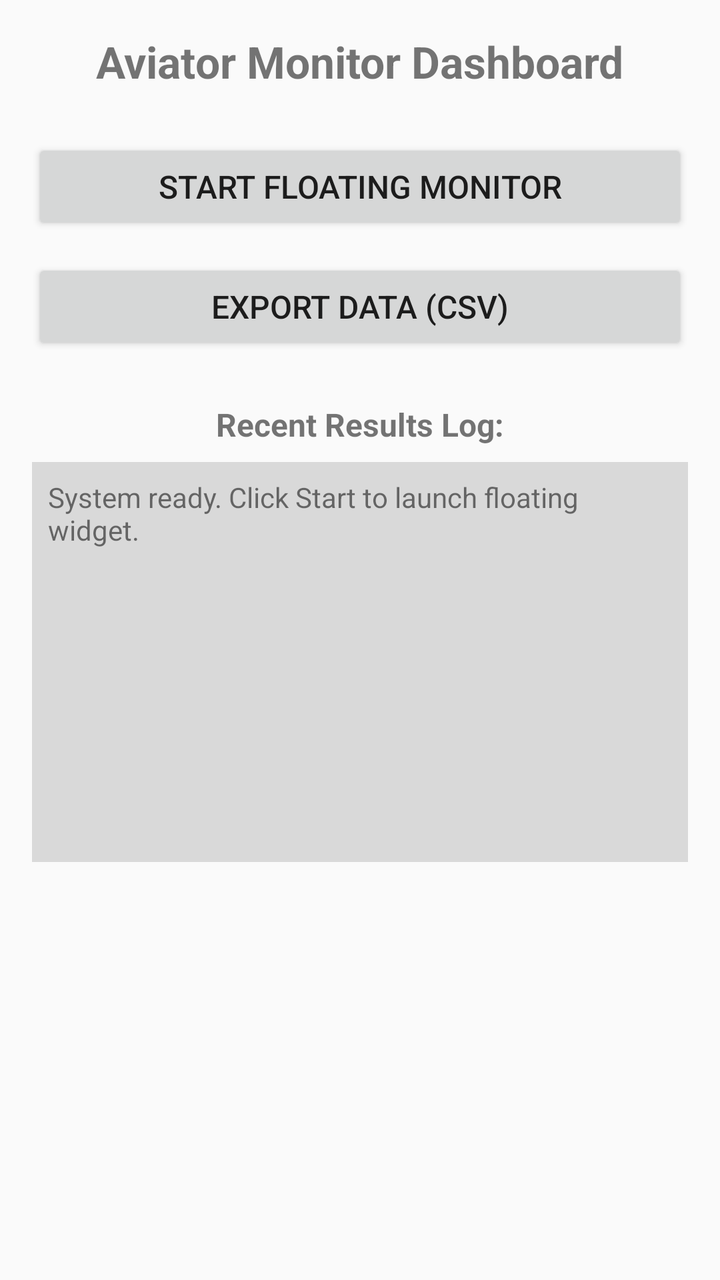
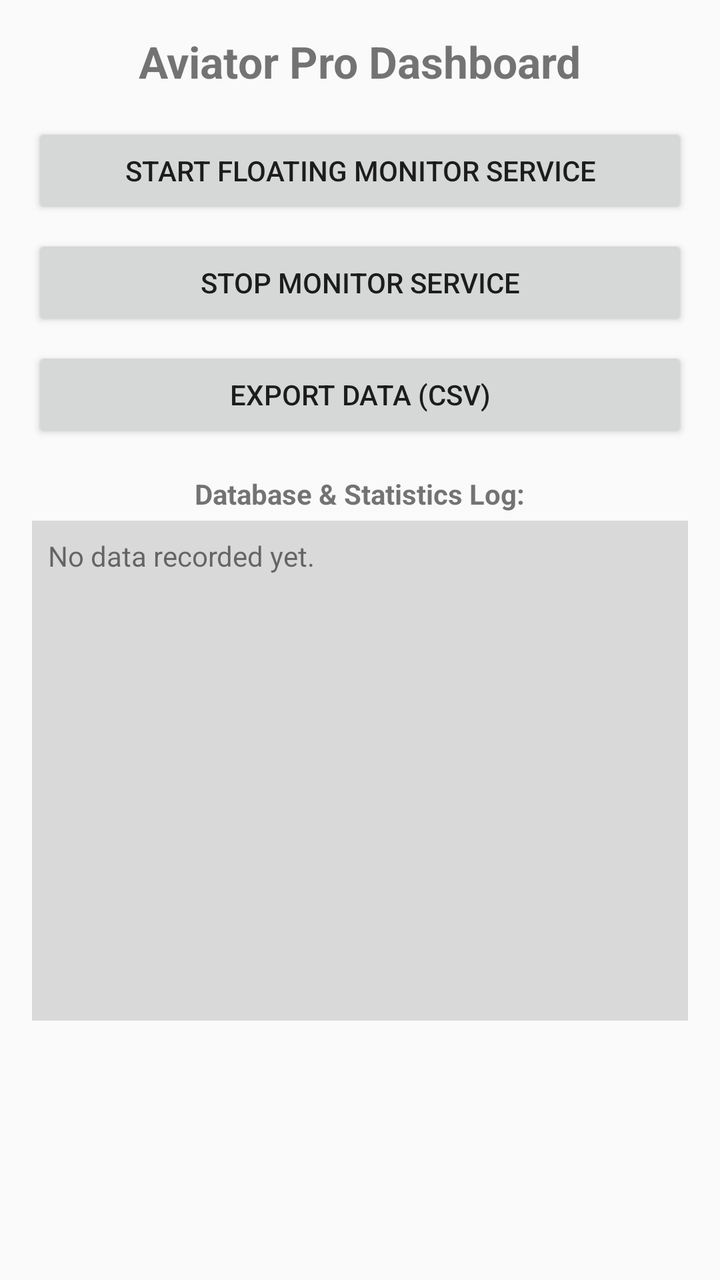

Compare the two renders of this Android layout. The source of the first and the diff that turns it into the second are given below.
<!-- AndroidManifest.xml: application theme Theme.AppCompat.Light.DarkActionBar -->
<!-- res/layout/activity_main.xml -->
<?xml version="1.0" encoding="utf-8"?>
<LinearLayout xmlns:android="http://schemas.android.com/apk/res/android"
    android:layout_width="match_parent"
    android:layout_height="match_parent"
    android:orientation="vertical"
    android:padding="16dp"
    android:gravity="center_horizontal">

    <TextView
        android:layout_width="wrap_content"
        android:layout_height="wrap_content"
        android:text="Aviator Monitor Dashboard"
        android:textSize="22sp"
        android:textStyle="bold"
        android:layout_marginBottom="24dp"/>

    <Button
        android:id="@+id/btnStart"
        android:layout_width="match_parent"
        android:layout_height="wrap_content"
        android:text="Start Floating Monitor"
        android:textSize="16sp"
        android:layout_marginBottom="12dp"/>

    <Button
        android:id="@+id/btnExport"
        android:layout_width="match_parent"
        android:layout_height="wrap_content"
        android:text="Export Data (CSV)"
        android:textSize="16sp"
        android:layout_marginBottom="24dp"/>

    <TextView
        android:layout_width="wrap_content"
        android:layout_height="wrap_content"
        android:text="Recent Results Log:"
        android:textSize="16sp"
        android:textStyle="bold"
        android:layout_marginBottom="8dp"/>

    <TextView
        android:id="@+id/tvLog"
        android:layout_width="match_parent"
        android:layout_height="200dp"
        android:text="System ready. Click Start to launch floating widget.\n"
        android:textSize="14sp"
        android:background="#22000000"
        android:padding="8dp"
        android:scrollbars="vertical"/>

</LinearLayout>
<!-- resources referenced by this layout -->
<resources>

</resources>

<!-- the commit's change to res/layout/activity_main.xml (unified diff, before → after) -->
@@ -9,41 +9,44 @@
     <TextView
         android:layout_width="wrap_content"
         android:layout_height="wrap_content"
-        android:text="Aviator Monitor Dashboard"
+        android:text="Aviator Pro Dashboard"
         android:textSize="22sp"
         android:textStyle="bold"
-        android:layout_marginBottom="24dp"/>
+        android:layout_marginBottom="16dp"/>
 
     <Button
         android:id="@+id/btnStart"
         android:layout_width="match_parent"
         android:layout_height="wrap_content"
-        android:text="Start Floating Monitor"
-        android:textSize="16sp"
-        android:layout_marginBottom="12dp"/>
+        android:text="Start Floating Monitor Service"
+        android:layout_marginBottom="8dp"/>
+
+    <Button
+        android:id="@+id/btnStop"
+        android:layout_width="match_parent"
+        android:layout_height="wrap_content"
+        android:text="Stop Monitor Service"
+        android:layout_marginBottom="8dp"/>
 
     <Button
         android:id="@+id/btnExport"
         android:layout_width="match_parent"
         android:layout_height="wrap_content"
         android:text="Export Data (CSV)"
-        android:textSize="16sp"
-        android:layout_marginBottom="24dp"/>
+        android:layout_marginBottom="16dp"/>
 
     <TextView
         android:layout_width="wrap_content"
         android:layout_height="wrap_content"
-        android:text="Recent Results Log:"
-        android:textSize="16sp"
+        android:text="Database &amp; Statistics Log:"
         android:textStyle="bold"
-        android:layout_marginBottom="8dp"/>
+        android:layout_marginBottom="4dp"/>
 
     <TextView
         android:id="@+id/tvLog"
         android:layout_width="match_parent"
-        android:layout_height="200dp"
-        android:text="System ready. Click Start to launch floating widget.\n"
-        android:textSize="14sp"
+        android:layout_height="250dp"
+        android:text="No data recorded yet."
         android:background="#22000000"
         android:padding="8dp"
         android:scrollbars="vertical"/>
